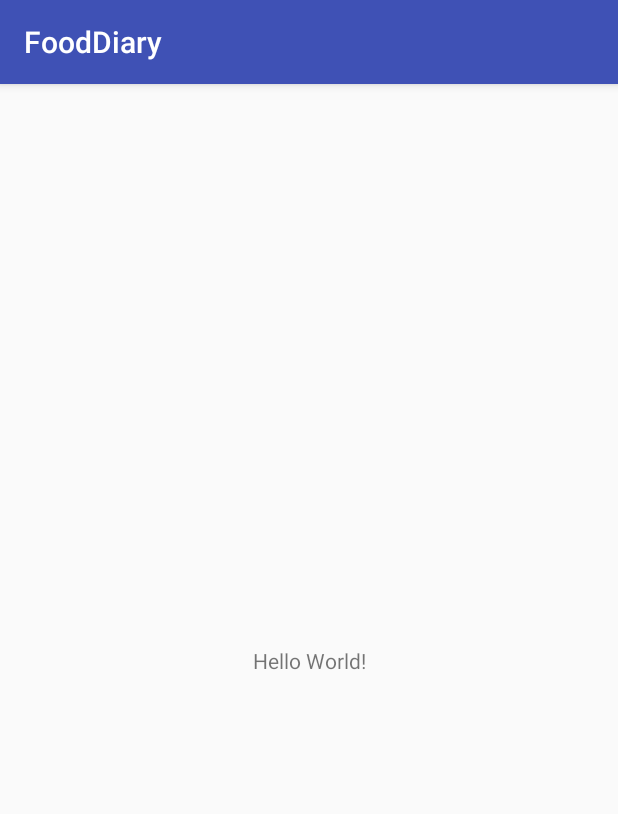
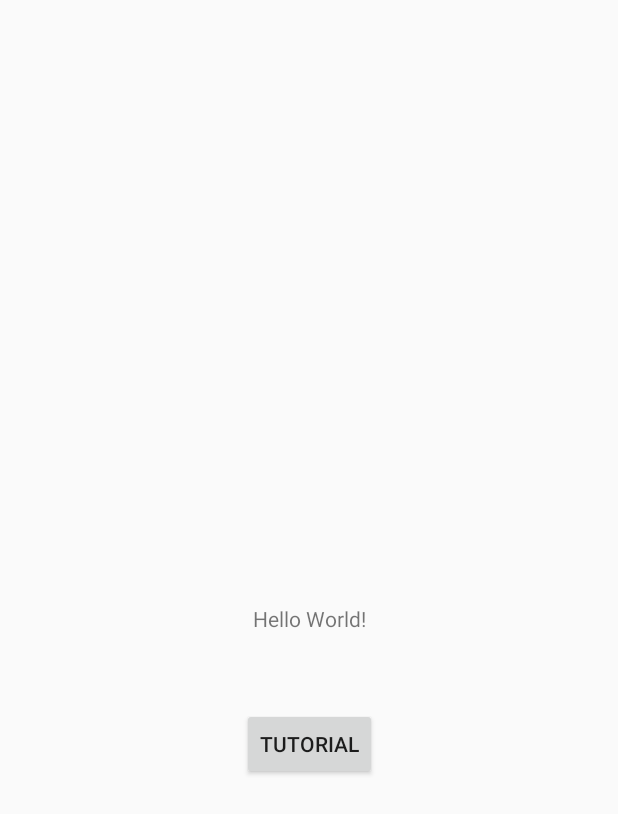
Before and after one commit to ash-kmr/FoodDiary, an Android app: the screen it shows after launch (MainActivity), on a phone screen of 412 x 824 dp. Shown: the top 814 px of the screen. Run offline under Robolectric (Android 15) with nearby library versions, the phone set to English and light mode, and no system bars.

Commit message:
Added Tutorial Activity

```diff
--- a/app/build.gradle
+++ b/app/build.gradle
@@ -24,10 +24,11 @@ android {
 
 dependencies {
     implementation fileTree(dir: 'libs', include: ['*.jar'])
-    implementation"org.jetbrains.kotlin:kotlin-stdlib-jre7:$kotlin_version"
+    implementation "org.jetbrains.kotlin:kotlin-stdlib-jre7:$kotlin_version"
     implementation 'com.android.support:appcompat-v7:27.1.1'
     implementation 'com.android.support.constraint:constraint-layout:1.1.0'
     testImplementation 'junit:junit:4.12'
     androidTestImplementation 'com.android.support.test:runner:1.0.2'
     androidTestImplementation 'com.android.support.test.espresso:espresso-core:3.0.2'
+    implementation 'com.github.apl-devs:appintro:v4.2.3'
 }
--- a/app/src/main/AndroidManifest.xml
+++ b/app/src/main/AndroidManifest.xml
@@ -16,6 +16,7 @@
                 <category android:name="android.intent.category.LAUNCHER" />
             </intent-filter>
         </activity>
+        <activity android:name=".IntroActivity"></activity>
     </application>
 
 </manifest>
--- a/app/src/main/java/com/example/internadmin/fooddiary/MainActivity.kt
+++ b/app/src/main/java/com/example/internadmin/fooddiary/MainActivity.kt
@@ -1,12 +1,19 @@
 package com.example.internadmin.fooddiary
 
+import android.content.Intent
 import android.support.v7.app.AppCompatActivity
 import android.os.Bundle
+import android.widget.Button
 
 class MainActivity : AppCompatActivity() {
 
     override fun onCreate(savedInstanceState: Bundle?) {
         super.onCreate(savedInstanceState)
         setContentView(R.layout.activity_main)
+        var btn_tut_activity = findViewById<Button>(R.id.btnTutorial)
+        btn_tut_activity.setOnClickListener{
+            val intent = Intent(this, IntroActivity::class.java)
+            startActivity(intent);
+        }
     }
 }
--- a/app/src/main/res/layout/activity_main.xml
+++ b/app/src/main/res/layout/activity_main.xml
@@ -7,6 +7,7 @@
     tools:context=".MainActivity">
 
     <TextView
+        android:id="@+id/textView"
         android:layout_width="wrap_content"
         android:layout_height="wrap_content"
         android:text="Hello World!"
@@ -15,4 +16,15 @@
         app:layout_constraintRight_toRightOf="parent"
         app:layout_constraintTop_toTopOf="parent" />
 
+    <Button
+        android:id="@+id/btnTutorial"
+        android:layout_width="wrap_content"
+        android:layout_height="wrap_content"
+        android:layout_marginTop="50dp"
+        android:text="Tutorial"
+        app:layout_constraintEnd_toEndOf="parent"
+        app:layout_constraintHorizontal_bias="0.5"
+        app:layout_constraintStart_toStartOf="parent"
+        app:layout_constraintTop_toBottomOf="@+id/textView" />
+
 </android.support.constraint.ConstraintLayout>
--- a/app/src/main/res/values/colors.xml
+++ b/app/src/main/res/values/colors.xml
@@ -3,4 +3,5 @@
     <color name="colorPrimary">#3F51B5</color>
     <color name="colorPrimaryDark">#303F9F</color>
     <color name="colorAccent">#FF4081</color>
+    <color name="IntroColor">#3F51B5</color>
 </resources>
--- a/app/src/main/res/values/styles.xml
+++ b/app/src/main/res/values/styles.xml
@@ -1,7 +1,7 @@
 <resources>
 
     <!-- Base application theme. -->
-    <style name="AppTheme" parent="Theme.AppCompat.Light.DarkActionBar">
+    <style name="AppTheme" parent="Theme.AppCompat.Light.NoActionBar">
         <!-- Customize your theme here. -->
         <item name="colorPrimary">@color/colorPrimary</item>
         <item name="colorPrimaryDark">@color/colorPrimaryDark</item>
--- a/build.gradle
+++ b/build.gradle
@@ -19,6 +19,7 @@ allprojects {
     repositories {
         google()
         jcenter()
+        maven { url 'https://jitpack.io' }
     }
 }
 
```
Also changed, not shown: app/src/main/java/com/example/internadmin/fooddiary/IntroActivity.java (added, +70 -0 lines), 149 other files.
